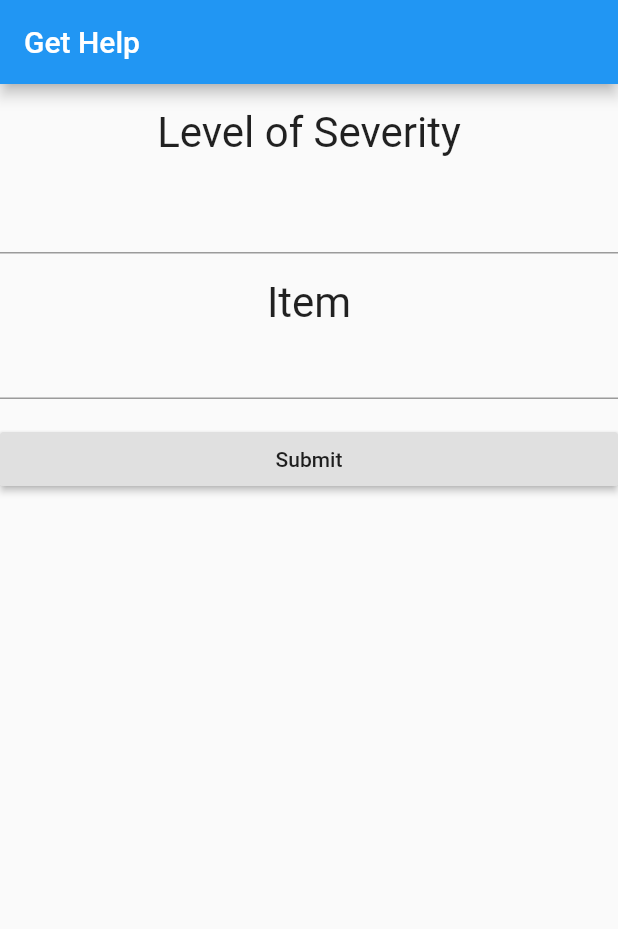
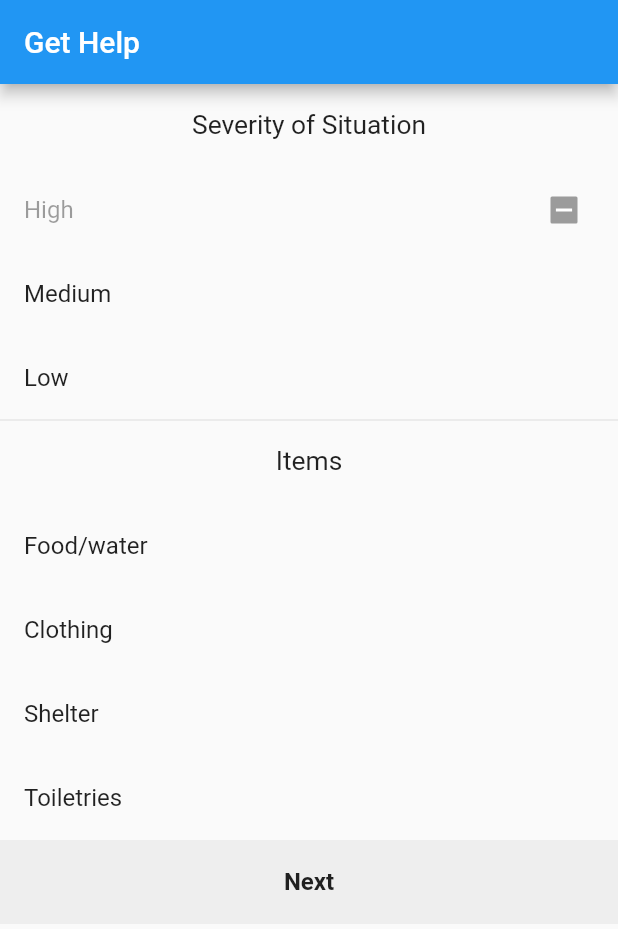
Before and after one commit to askvortsov1/HackPSU2019F, a Flutter app: the screen it shows after launch, after a tap on "Get Help", on a phone screen of 412 x 824 dp. Shown: the top 929 px of the screen. Run offline on Flutter 3.47's test engine with Material 2 defaults, Android fonts, the phone set to English and light mode, and no system bars; network calls fail.

Commit message:
no message

```diff
--- a/frontend/lib/main.dart
+++ b/frontend/lib/main.dart
@@ -441,6 +441,9 @@ class MyCustomFormStatePrimaryRequest extends State<MyCustomFormPrimaryRequest>
   final severityController = TextEditingController();
   final itemController = TextEditingController();
 
+  int severity;
+  String item;
+
   @override
   void dispose() {
     // Clean up the controller when the widget is disposed.
@@ -454,74 +457,98 @@ class MyCustomFormStatePrimaryRequest extends State<MyCustomFormPrimaryRequest>
   @override
   Widget build(BuildContext context) {
     // Build a Form widget using the _formKey created above.
-    return Form(
-      key: _formKey,
-      child: ListView(
+    return MaterialApp(
+      title: 'Request Page',
+      home: Scaffold(
+          body: ListView(
+            children: ListTile.divideTiles(
+              context: context,
+              tiles: [
+
+//                Container(
+//                    color: Colors.grey[200],
+//                    child: ListTile(
+//                        title: Center(
+//                          child: Text('Go Back', style: TextStyle(fontWeight: FontWeight.bold)),
+//                        ),
+//                        onTap: (){
+//                          Navigator.pop(context);
+//                        }
+//                    )
+//                ),
+
+                Column(
                   children: <Widget>[
-          Padding(
-              child: Text('Level of Severity', textAlign: TextAlign.center, textScaleFactor: 2),
-              padding: const EdgeInsets.symmetric(vertical: 16.0)
+                    ListTile(
+                      title: Text('Severity of Situation', textScaleFactor: 1.1, textAlign: TextAlign.center,),
                     ),
-          TextFormField(
-            controller: severityController,
-            validator: (value) {
-              if (value.isEmpty) {
-                return 'Please enter  some text';
-              }
-              return null;
-            },
+                    CheckboxListTile(
+//                      onChanged: (bool checked) {
+//                        severity = 3;
+//                    },
+                      title: Text('High'),
+
                     ),
-          Padding(
-              padding: const EdgeInsets.symmetric(vertical: 8.0)
+                    ListTile(
+                      title: Text('Medium'),
                     ),
-          Text('Item', textAlign: TextAlign.center, textScaleFactor: 2,),
-          TextFormField(
-            controller: itemController,
-            validator: (value) {
-              if (value.isEmpty) {
-                return 'Please enter some text';
-              }
-              return null;
-            },
-          ),
-          Padding(
-            padding: const EdgeInsets.symmetric(vertical: 16.0),
-            child: RaisedButton(
-              onPressed: () {
-                // Validate returns true if the form is valid, or false
-                // otherwise.
-                if (_formKey.currentState.validate()) {
-                  _makePostRequest() async {
-                    // set up POST request arguments
-                    String url = 'https://hackpsu-fall2019.herokuapp.com/rest-auth/login/';
-                    Map<String, String> headers = {"Content-type": "application/json"};
-                    String email = emailController.text;
-                    String password = passwordController.text;
-                    String severity = severityController.text;
-                    String item = itemController.text;
-                    print(email);
-                    print(password);
-                    String json = '{"email": "$email", "password": "$password", "severity" : "$severity", "item" : "$item"}';
-                    Response response = await post(url, headers: headers, body: json);
-                    int statusCode = response.statusCode;
-                    String body = response.body;
-                    print(body);
-                    print(statusCode);
-                      Navigator.push(
-                          context,
-                          MaterialPageRoute(builder: (context) => RequestDetails()));
-                  }
-                  Scaffold.of(context)
-                      .showSnackBar(SnackBar(content: Text('Processing Data')));
-                  _makePostRequest();
-                }
-              },
-              child: Text('Submit'),
-            ),
+                    ListTile(
+                      title: Text('Low'),
                     ),
                   ],
                 ),
+                Column(
+                  children: <Widget>[
+                    ListTile(
+                      title: Text('Items', textScaleFactor: 1.1, textAlign: TextAlign.center,),
+                    ),
+                    ListTile(
+                      title: Text('Food/water'),
+                    ),
+                    ListTile(
+                      title: Text('Clothing'),
+                    ),
+                    ListTile(
+                      title: Text('Shelter'),
+                    ),
+                    ListTile(
+                      title: Text('Toiletries'),
+                    ),
+                    Container(
+                        color: Colors.grey[200],
+                        child: ListTile(
+                          title: Center(
+                            child: Text('Next', style: TextStyle(fontWeight: FontWeight.bold)),
+                          ),
+                          onTap: () {
+                            //NewRequest n1 = new NewRequest()
+                            Navigator.push(
+                              context,
+                              MaterialPageRoute(builder: (context) => RequestDetails()),
                             );
+
+                          },
+                        )
+                    ),
+                  ],
+                )
+              ],
+            ).toList(),
+          )
+
+      ),
+    );
+
+  }
+}
+class NewRequest {
+  @override
+  int severity;
+  String item;
+
+  NewRequest(int severity, String item) {
+    this.severity = severity;
+    this.item = item;
   }
 }
 
@@ -570,7 +597,7 @@ class MyCustomFormStateRequestDetails extends State<MyCustomFormRequestDetails>
       key: _formKey,
       child: ListView(
         children: <Widget>[
-          Text('Reason for Severity', textAlign: TextAlign.center, textScaleFactor: 2),
+          Text('Situation Details', textAlign: TextAlign.center, textScaleFactor: 2),
           TextFormField(
             controller: severityDetailController,
             validator: (value) {
```
Lines whose indentation alone changed are shown as unchanged.
